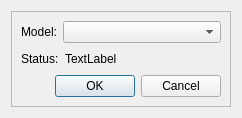
First picture: the form in XagylFilterWheels.ui, repository rpineau/XagylFilterWheel, before the edit.
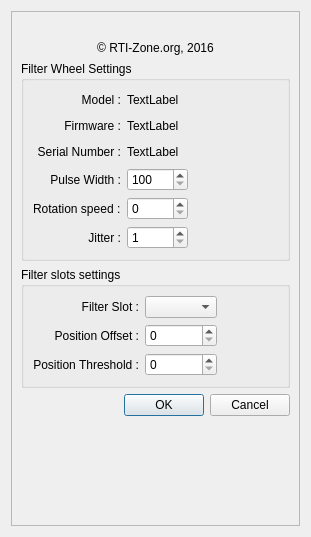
Second picture: the form after the edit. Icons and pictures are not drawn. Custom widgets are drawn as their Qt base class.

Commit message: Added all the configuration field to the dialog box

```diff
--- a/XagylFilterWheels.ui
+++ b/XagylFilterWheels.ui
@@ -6,8 +6,8 @@
    <rect>
     <x>0</x>
     <y>0</y>
-    <width>242</width>
-    <height>117</height>
+    <width>311</width>
+    <height>537</height>
    </rect>
   </property>
   <property name="windowTitle">
@@ -23,54 +23,353 @@
       <enum>QFrame::Raised</enum>
      </property>
      <layout class="QFormLayout" name="formLayout">
-      <item row="0" column="0">
-       <widget class="QLabel" name="label">
-        <property name="text">
-         <string>Model:</string>
+      <property name="fieldGrowthPolicy">
+       <enum>QFormLayout::FieldsStayAtSizeHint</enum>
+      </property>
+      <item row="0" column="0" colspan="2">
+       <layout class="QVBoxLayout" name="verticalLayout">
+        <property name="rightMargin">
+         <number>0</number>
         </property>
-       </widget>
-      </item>
-      <item row="0" column="1">
-       <widget class="QComboBox" name="comboBox"/>
-      </item>
-      <item row="1" column="0" colspan="2">
-       <layout class="QHBoxLayout" name="horizontalLayout_4">
+        <property name="bottomMargin">
+         <number>0</number>
+        </property>
         <item>
-         <widget class="QLabel" name="label_6">
-          <property name="sizePolicy">
-           <sizepolicy hsizetype="Minimum" vsizetype="Preferred">
-            <horstretch>0</horstretch>
-            <verstretch>0</verstretch>
-           </sizepolicy>
-          </property>
+         <widget class="QLabel" name="label_logo">
           <property name="text">
-           <string>Status:</string>
+           <string/>
           </property>
+          <property name="pixmap">
+           <pixmap>Xagyl.png</pixmap>
+          </property>
+          <property name="alignment">
+           <set>Qt::AlignCenter</set>
+          </property>
+          <property name="X2_PhotoFileName" stdset="0">
+           <string>Xagyl.png</string>
+          </property>
          </widget>
         </item>
         <item>
-         <widget class="QLabel" name="label_7">
+         <widget class="QLabel" name="label_2">
           <property name="text">
-           <string>TextLabel</string>
+           <string>© RTI-Zone.org, 2016</string>
           </property>
-         </widget>
-        </item>
-        <item>
-         <spacer name="horizontalSpacer_2">
-          <property name="orientation">
-           <enum>Qt::Horizontal</enum>
+          <property name="alignment">
+           <set>Qt::AlignCenter</set>
           </property>
-          <property name="sizeHint" stdset="0">
-           <size>
-            <width>40</width>
-            <height>20</height>
-           </size>
-          </property>
-         </spacer>
+         </widget>
         </item>
        </layout>
       </item>
+      <item row="1" column="0" colspan="2">
+       <widget class="QGroupBox" name="groupBox_2">
+        <property name="minimumSize">
+         <size>
+          <width>100</width>
+          <height>100</height>
+         </size>
+        </property>
+        <property name="title">
+         <string>Filter Wheel Settings</string>
+        </property>
+        <layout class="QGridLayout" name="gridLayout_3">
+         <item row="3" column="1">
+          <widget class="QSpinBox" name="spinBox">
+           <property name="minimum">
+            <number>100</number>
+           </property>
+           <property name="maximum">
+            <number>10000</number>
+           </property>
+           <property name="singleStep">
+            <number>100</number>
+           </property>
+          </widget>
+         </item>
+         <item row="3" column="2">
+          <spacer name="horizontalSpacer_3">
+           <property name="orientation">
+            <enum>Qt::Horizontal</enum>
+           </property>
+           <property name="sizeHint" stdset="0">
+            <size>
+             <width>40</width>
+             <height>20</height>
+            </size>
+           </property>
+          </spacer>
+         </item>
+         <item row="2" column="1">
+          <widget class="QLabel" name="label_9">
+           <property name="text">
+            <string>TextLabel</string>
+           </property>
+          </widget>
+         </item>
+         <item row="0" column="0">
+          <widget class="QLabel" name="label_4">
+           <property name="layoutDirection">
+            <enum>Qt::LeftToRight</enum>
+           </property>
+           <property name="text">
+            <string>Model :</string>
+           </property>
+           <property name="alignment">
+            <set>Qt::AlignRight|Qt::AlignTrailing|Qt::AlignVCenter</set>
+           </property>
+          </widget>
+         </item>
+         <item row="0" column="2">
+          <spacer name="horizontalSpacer_5">
+           <property name="orientation">
+            <enum>Qt::Horizontal</enum>
+           </property>
+           <property name="sizeHint" stdset="0">
+            <size>
+             <width>40</width>
+             <height>20</height>
+            </size>
+           </property>
+          </spacer>
+         </item>
+         <item row="3" column="0">
+          <widget class="QLabel" name="label_3">
+           <property name="text">
+            <string>Pulse Width :</string>
+           </property>
+           <property name="alignment">
+            <set>Qt::AlignRight|Qt::AlignTrailing|Qt::AlignVCenter</set>
+           </property>
+          </widget>
+         </item>
+         <item row="0" column="1">
+          <widget class="QLabel" name="label_5">
+           <property name="text">
+            <string>TextLabel</string>
+           </property>
+          </widget>
+         </item>
+         <item row="4" column="2">
+          <spacer name="horizontalSpacer_8">
+           <property name="orientation">
+            <enum>Qt::Horizontal</enum>
+           </property>
+           <property name="sizeHint" stdset="0">
+            <size>
+             <width>40</width>
+             <height>20</height>
+            </size>
+           </property>
+          </spacer>
+         </item>
+         <item row="1" column="0">
+          <widget class="QLabel" name="label_6">
+           <property name="text">
+            <string>Firmware :</string>
+           </property>
+           <property name="alignment">
+            <set>Qt::AlignRight|Qt::AlignTrailing|Qt::AlignVCenter</set>
+           </property>
+          </widget>
+         </item>
+         <item row="1" column="2">
+          <spacer name="horizontalSpacer_6">
+           <property name="orientation">
+            <enum>Qt::Horizontal</enum>
+           </property>
+           <property name="sizeHint" stdset="0">
+            <size>
+             <width>40</width>
+             <height>20</height>
+            </size>
+           </property>
+          </spacer>
+         </item>
+         <item row="2" column="0">
+          <widget class="QLabel" name="label_8">
+           <property name="text">
+            <string>Serial Number :</string>
+           </property>
+           <property name="alignment">
+            <set>Qt::AlignRight|Qt::AlignTrailing|Qt::AlignVCenter</set>
+           </property>
+          </widget>
+         </item>
+         <item row="4" column="0">
+          <widget class="QLabel" name="label_10">
+           <property name="text">
+            <string>Rotation speed :</string>
+           </property>
+          </widget>
+         </item>
+         <item row="4" column="1">
+          <widget class="QSpinBox" name="spinBox_2">
+           <property name="maximum">
+            <number>100</number>
+           </property>
+           <property name="singleStep">
+            <number>10</number>
+           </property>
+          </widget>
+         </item>
+         <item row="1" column="1">
+          <widget class="QLabel" name="label_7">
+           <property name="text">
+            <string>TextLabel</string>
+           </property>
+          </widget>
+         </item>
+         <item row="2" column="2">
+          <spacer name="horizontalSpacer_7">
+           <property name="orientation">
+            <enum>Qt::Horizontal</enum>
+           </property>
+           <property name="sizeHint" stdset="0">
+            <size>
+             <width>40</width>
+             <height>20</height>
+            </size>
+           </property>
+          </spacer>
+         </item>
+         <item row="5" column="0">
+          <widget class="QLabel" name="label_11">
+           <property name="text">
+            <string>Jitter :</string>
+           </property>
+           <property name="alignment">
+            <set>Qt::AlignRight|Qt::AlignTrailing|Qt::AlignVCenter</set>
+           </property>
+          </widget>
+         </item>
+         <item row="5" column="1">
+          <widget class="QSpinBox" name="spinBox_3">
+           <property name="minimum">
+            <number>1</number>
+           </property>
+           <property name="maximum">
+            <number>10</number>
+           </property>
+          </widget>
+         </item>
+         <item row="5" column="2">
+          <spacer name="horizontalSpacer_9">
+           <property name="orientation">
+            <enum>Qt::Horizontal</enum>
+           </property>
+           <property name="sizeHint" stdset="0">
+            <size>
+             <width>40</width>
+             <height>20</height>
+            </size>
+           </property>
+          </spacer>
+         </item>
+        </layout>
+       </widget>
+      </item>
       <item row="2" column="0" colspan="2">
+       <widget class="QGroupBox" name="groupBox">
+        <property name="minimumSize">
+         <size>
+          <width>0</width>
+          <height>100</height>
+         </size>
+        </property>
+        <property name="title">
+         <string>Filter slots settings</string>
+        </property>
+        <layout class="QGridLayout" name="gridLayout_2">
+         <item row="1" column="3">
+          <spacer name="horizontalSpacer_10">
+           <property name="orientation">
+            <enum>Qt::Horizontal</enum>
+           </property>
+           <property name="sizeHint" stdset="0">
+            <size>
+             <width>40</width>
+             <height>20</height>
+            </size>
+           </property>
+          </spacer>
+         </item>
+         <item row="0" column="0">
+          <widget class="QLabel" name="label">
+           <property name="text">
+            <string>Filter Slot :</string>
+           </property>
+           <property name="alignment">
+            <set>Qt::AlignRight|Qt::AlignTrailing|Qt::AlignVCenter</set>
+           </property>
+          </widget>
+         </item>
+         <item row="0" column="1">
+          <widget class="QComboBox" name="comboBox"/>
+         </item>
+         <item row="1" column="0">
+          <widget class="QLabel" name="label_12">
+           <property name="text">
+            <string>Position Offset :</string>
+           </property>
+           <property name="alignment">
+            <set>Qt::AlignRight|Qt::AlignTrailing|Qt::AlignVCenter</set>
+           </property>
+          </widget>
+         </item>
+         <item row="1" column="1">
+          <widget class="QSpinBox" name="spinBox_4">
+           <property name="minimum">
+            <number>0</number>
+           </property>
+           <property name="maximum">
+            <number>99</number>
+           </property>
+          </widget>
+         </item>
+         <item row="0" column="3">
+          <spacer name="horizontalSpacer_4">
+           <property name="orientation">
+            <enum>Qt::Horizontal</enum>
+           </property>
+           <property name="sizeHint" stdset="0">
+            <size>
+             <width>40</width>
+             <height>20</height>
+            </size>
+           </property>
+          </spacer>
+         </item>
+         <item row="2" column="0">
+          <widget class="QLabel" name="label_13">
+           <property name="text">
+            <string>Position Threshold :</string>
+           </property>
+           <property name="alignment">
+            <set>Qt::AlignRight|Qt::AlignTrailing|Qt::AlignVCenter</set>
+           </property>
+          </widget>
+         </item>
+         <item row="2" column="1">
+          <widget class="QSpinBox" name="spinBox_5"/>
+         </item>
+         <item row="2" column="3">
+          <spacer name="horizontalSpacer_11">
+           <property name="orientation">
+            <enum>Qt::Horizontal</enum>
+           </property>
+           <property name="sizeHint" stdset="0">
+            <size>
+             <width>40</width>
+             <height>20</height>
+            </size>
+           </property>
+          </spacer>
+         </item>
+        </layout>
+       </widget>
+      </item>
+      <item row="3" column="0" colspan="2">
        <layout class="QHBoxLayout" name="horizontalLayout_3">
         <item>
          <spacer name="horizontalSpacer">
```
